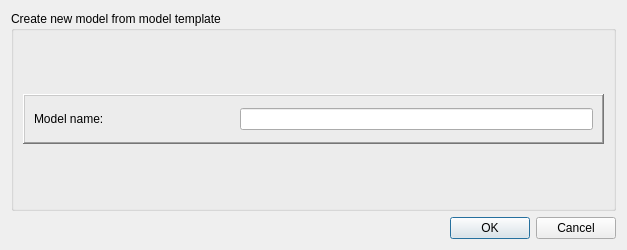
Above: opus_gui/models_manager/views/model_from_template_dialog_base.ui from psrc/urbansim before the change. Below: the same form after it.
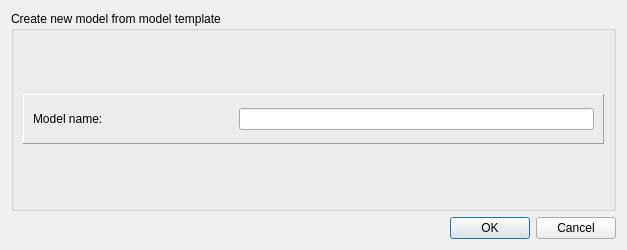
That is the form after the change.

The edit to the form file:
```diff
--- a/opus_gui/models_manager/views/model_from_template_dialog_base.ui
+++ b/opus_gui/models_manager/views/model_from_template_dialog_base.ui
@@ -21,12 +21,6 @@
      <layout class="QVBoxLayout" name="vlayout" >
       <item>
        <widget class="QFrame" name="frame" >
-        <property name="sizePolicy" >
-         <sizepolicy vsizetype="Minimum" hsizetype="Preferred" >
-          <horstretch>0</horstretch>
-          <verstretch>0</verstretch>
-         </sizepolicy>
-        </property>
         <property name="maximumSize" >
          <size>
           <width>16777215</width>
@@ -34,7 +28,7 @@
          </size>
         </property>
         <property name="frameShape" >
-         <enum>QFrame::WinPanel</enum>
+         <enum>QFrame::Panel</enum>
         </property>
         <property name="frameShadow" >
          <enum>QFrame::Raised</enum>
```
